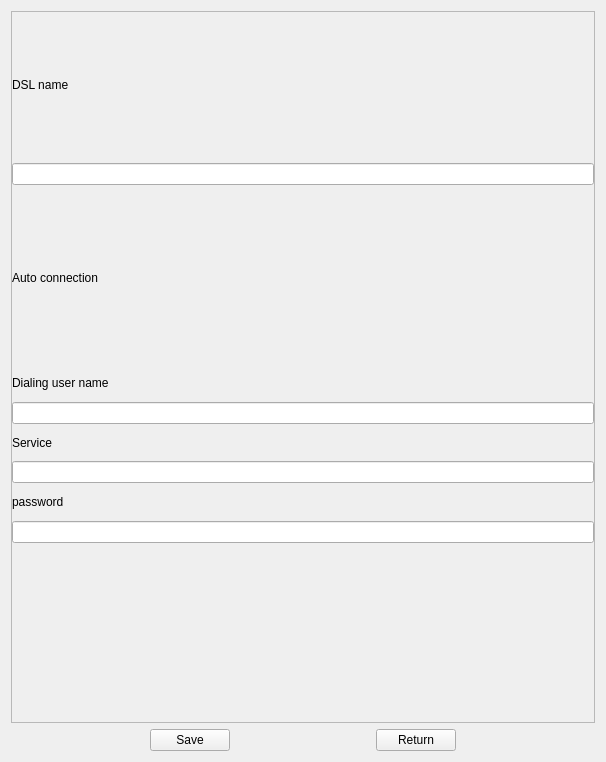
The window that src/settings/dsl-setting-page.ui (openeuler-mirror/kiran-control-panel) describes before a commit, drawn with Qt 5.
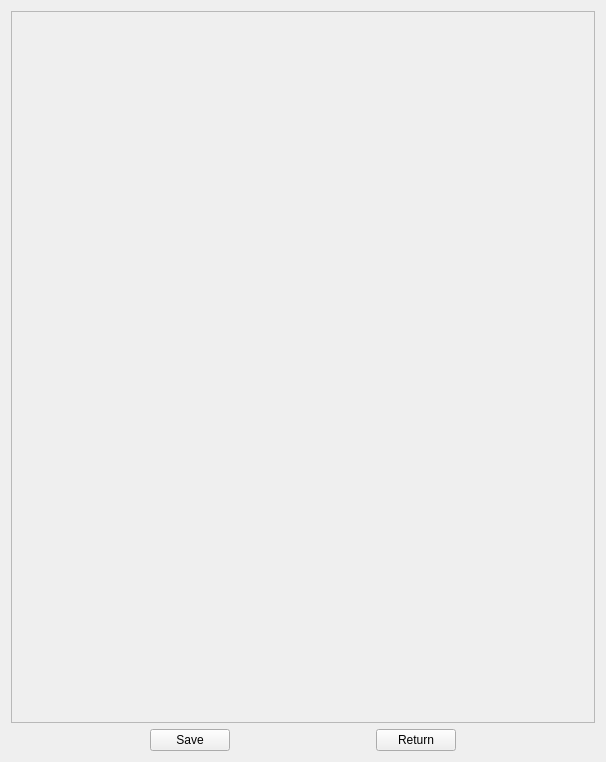
The same window after the commit. Custom widgets are drawn as their Qt base class.

Diff of the .ui file:
```diff
--- a/src/settings/dsl-setting-page.ui
+++ b/src/settings/dsl-setting-page.ui
@@ -45,79 +45,7 @@
         <number>0</number>
        </property>
        <item>
-        <layout class="QVBoxLayout" name="verticalLayout">
-         <item>
-          <widget class="QLabel" name="label">
-           <property name="text">
-            <string>DSL name</string>
-           </property>
-          </widget>
-         </item>
-         <item>
-          <widget class="QLineEdit" name="lineEdit"/>
-         </item>
-        </layout>
-       </item>
-       <item>
-        <layout class="QHBoxLayout" name="autoConnectionLayout">
-         <item>
-          <widget class="QLabel" name="label_2">
-           <property name="text">
-            <string>Auto connection</string>
-           </property>
-          </widget>
-         </item>
-         <item>
-          <spacer name="horizontalSpacer">
-           <property name="orientation">
-            <enum>Qt::Horizontal</enum>
-           </property>
-           <property name="sizeHint" stdset="0">
-            <size>
-             <width>40</width>
-             <height>20</height>
-            </size>
-           </property>
-          </spacer>
-         </item>
-        </layout>
-       </item>
-       <item>
-        <layout class="QVBoxLayout" name="verticalLayout_2">
-         <item>
-          <widget class="QLabel" name="label_3">
-           <property name="text">
-            <string>Dialing user name</string>
-           </property>
-          </widget>
-         </item>
-         <item>
-          <widget class="QLineEdit" name="lineEdit_2"/>
-         </item>
-         <item>
-          <widget class="QLabel" name="label_4">
-           <property name="text">
-            <string>Service</string>
-           </property>
-          </widget>
-         </item>
-         <item>
-          <widget class="QLineEdit" name="lineEdit_3"/>
-         </item>
-         <item>
-          <widget class="QLabel" name="label_5">
-           <property name="text">
-            <string>password</string>
-           </property>
-          </widget>
-         </item>
-         <item>
-          <widget class="QLineEdit" name="lineEdit_4"/>
-         </item>
-        </layout>
-       </item>
-       <item>
-        <widget class="CommSettingWidget" name="commSetting" native="true"/>
+        <widget class="QWidget" name="commSetting" native="true"/>
        </item>
       </layout>
      </widget>
@@ -182,14 +110,6 @@
    </item>
   </layout>
  </widget>
- <customwidgets>
-  <customwidget>
-   <class>CommSettingWidget</class>
-   <extends>QWidget</extends>
-   <header location="global">comm-setting-widget.h</header>
-   <container>1</container>
-  </customwidget>
- </customwidgets>
  <resources/>
  <connections/>
 </ui>
```
